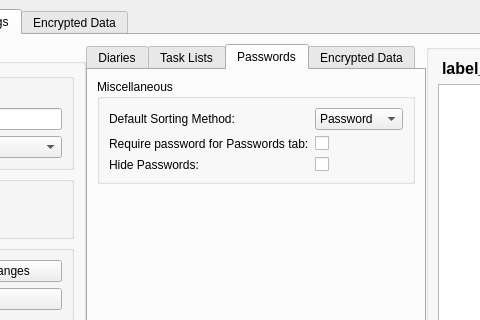
Before: the Qt Designer form mainwindow.ui in therealMaPMaKeR/MMDiary, drawn with Qt 5; both pictures show x 274 to 754 and y 0 to 320 of the 960 by 540 pixel window.
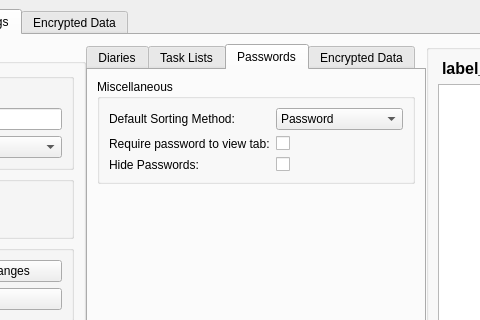
After: the same form once the commit is applied. The open tabs and pages were chosen to show the change. Custom widgets are drawn as their Qt base class.

```diff
--- a/mainwindow.ui
+++ b/mainwindow.ui
@@ -1289,7 +1289,7 @@
                <item row="1" column="0">
                 <widget class="QLabel" name="label_23">
                  <property name="text">
-                  <string>Require password for Passwords tab:</string>
+                  <string>Require password to view tab:</string>
                  </property>
                 </widget>
                </item>
```
Left out of the diff: 4 changed lines with no effect on the pictures.
